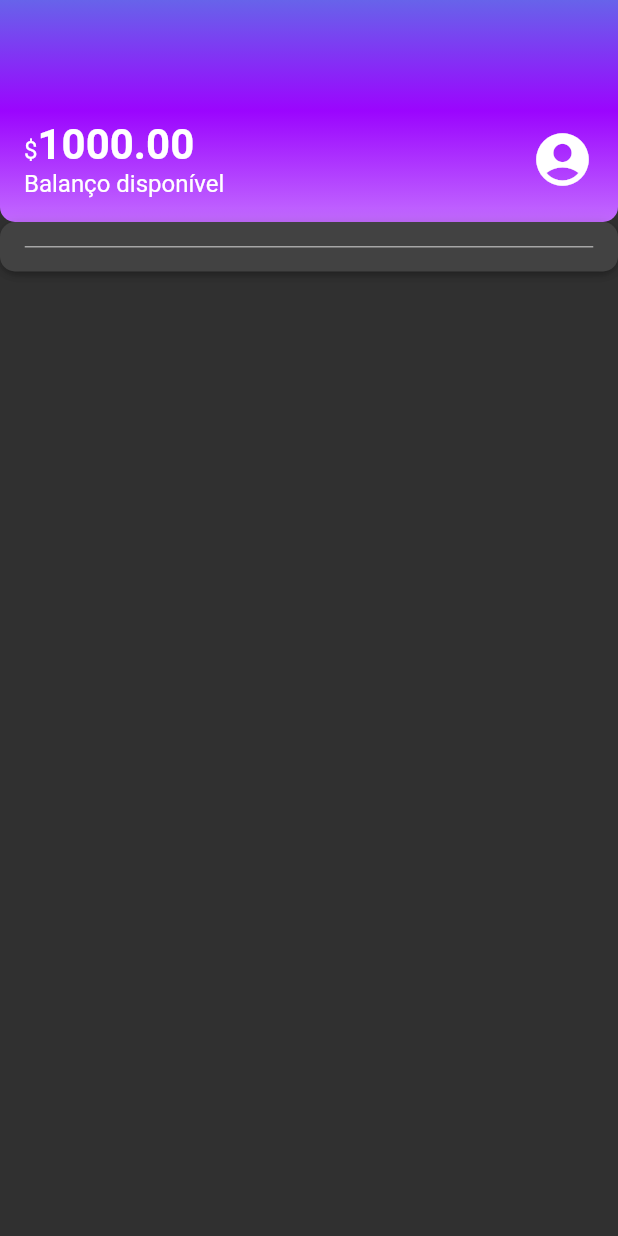
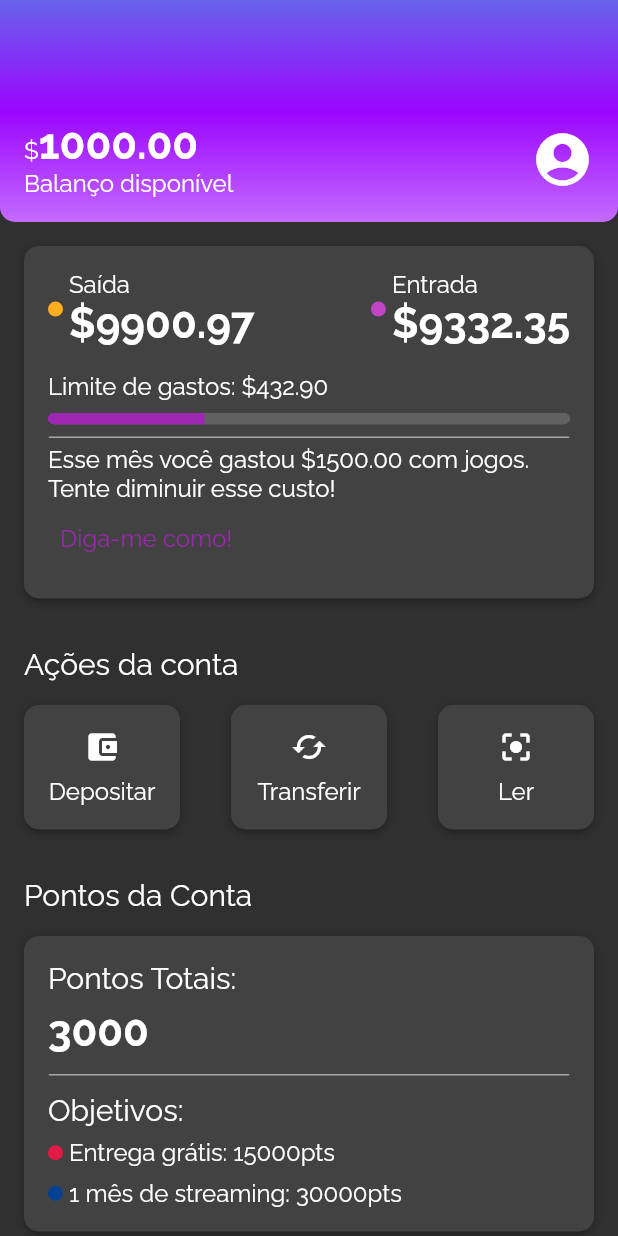
Before and after one commit to CaioReis29/alubank-layout, a Flutter app: the screen it shows after launch, on a phone screen of 412 x 824 dp. Run offline on Flutter 3.47's test engine with Material 2 defaults, Android fonts, the phone set to English and light mode, and no system bars.

Commit message:
finished-styled

```diff
--- a/lib/components/box_card.dart
+++ b/lib/components/box_card.dart
@@ -8,7 +8,7 @@ class BoxCard extends StatelessWidget {
 
    @override
    Widget build(BuildContext context) {
-       return Container(
+       return Ink(
           padding: const EdgeInsets.all(16),
           decoration: BoxDecoration(
             boxShadow: kElevationToShadow[3],
--- /dev/null
+++ b/lib/components/sections/accoount_actions.dart
@@ -0,0 +1,83 @@
+import 'package:alubank/components/box_card.dart';
+import 'package:flutter/material.dart';
+
+class AccoountActions extends StatelessWidget {
+  const AccoountActions({super.key});
+
+  @override
+  Widget build(BuildContext context) {
+    return Padding(
+      padding: const EdgeInsets.all(16),
+      child: Column(
+        crossAxisAlignment: CrossAxisAlignment.start,
+        children: [
+          Padding(
+            padding: const EdgeInsets.only(bottom: 16.0),
+            child: Text(
+              'Ações da conta',
+              style: Theme.of(context).textTheme.titleMedium,
+            ),
+          ),
+          Row(
+            mainAxisAlignment: MainAxisAlignment.spaceBetween,
+            children: [
+              InkWell(
+                onTap: (){},
+                child: const BoxCard(
+                  boxContent: _AccoountActionsContent(
+                    icon: Icon(Icons.account_balance_wallet),
+                    text: 'Depositar',
+                  ),
+                ),
+              ),
+              InkWell(
+                onTap: (){},
+                child: const BoxCard(
+                  boxContent: _AccoountActionsContent(
+                    icon: Icon(Icons.cached),
+                    text: 'Transferir',
+                  ),
+                ),
+              ),
+              InkWell(
+                onTap: (){},
+                child: const BoxCard(
+                  boxContent: _AccoountActionsContent(
+                    icon: Icon(Icons.center_focus_strong),
+                    text: 'Ler',
+                  ),
+                ),
+              ),
+            ],
+          ),
+        ],
+      ),
+    );
+  }
+}
+
+class _AccoountActionsContent extends StatelessWidget {
+  final Icon icon;
+  final String text;
+
+  const _AccoountActionsContent({
+    required this.icon,
+    required this.text,
+  });
+
+  @override
+  Widget build(BuildContext context) {
+    return SizedBox(
+      width: 72,
+      child: Column(
+        children: [
+          Padding(
+            padding: const EdgeInsets.only(bottom: 8),
+            child: icon,
+          ),
+          Text(text),
+        ],
+      ),
+    );
+  }
+}
--- /dev/null
+++ b/lib/components/sections/account_points.dart
@@ -0,0 +1,108 @@
+import 'package:alubank/components/box_card.dart';
+import 'package:alubank/components/color_dot.dart';
+import 'package:alubank/components/content_division.dart';
+import 'package:alubank/themes/themes_colors.dart';
+import 'package:flutter/material.dart';
+
+class AccountPoints extends StatelessWidget {
+  const AccountPoints({super.key});
+
+  @override
+  Widget build(BuildContext context) {
+    return Padding(
+      padding: const EdgeInsets.all(16),
+      child: Column(
+        crossAxisAlignment: CrossAxisAlignment.start,
+        children: [
+          Padding(
+            padding: const EdgeInsets.only(bottom: 16),
+            child: Text(
+              'Pontos da Conta',
+              style: Theme.of(context).textTheme.titleMedium,
+            ),
+          ),
+          const BoxCard(boxContent: _AccountPointsContent()),
+        ],
+      ),
+    );
+  }
+}
+
+class _AccountPointsContent extends StatelessWidget {
+  const _AccountPointsContent();
+
+  @override
+  Widget build(BuildContext context) {
+    return Column(
+      crossAxisAlignment: CrossAxisAlignment.start,
+      children: [
+        Padding(
+          padding: const EdgeInsets.only(bottom: 8.0),
+          child: Text(
+            'Pontos Totais:',
+            style: Theme.of(context).textTheme.titleMedium,
+          ),
+        ),
+        Text(
+          '3000',
+          style: Theme.of(context).textTheme.bodyLarge,
+        ),
+        const Padding(
+          padding: EdgeInsets.only(top: 8, bottom: 5),
+          child: Padding(
+            padding: EdgeInsets.only(bottom: 6.0, top: 4),
+            child: ContentDivision(),
+          ),
+        ),
+        Padding(
+          padding: const EdgeInsets.only(bottom: 8.0),
+          child: Text(
+            'Objetivos: ',
+            style: Theme.of(context).textTheme.titleMedium,
+          ),
+        ),
+        Row(
+          mainAxisAlignment: MainAxisAlignment.spaceBetween,
+          children: [
+            Padding(
+              padding: const EdgeInsets.only(bottom: 8.0),
+              child: Row(
+                children: [
+                  Padding(
+                    padding: const EdgeInsets.only(right: 4),
+                    child: ColorDot(color: ThemeColors.recentActivity['objective1']),
+                  ),
+                  const Column(
+                    crossAxisAlignment: CrossAxisAlignment.start,
+                    children: [
+                      Text('Entrega grátis: 15000pts'),
+                    ],
+                  ),
+                ],
+              ),
+            ),
+          ],
+        ),
+        Row(
+          mainAxisAlignment: MainAxisAlignment.spaceBetween,
+          children: [
+            Row(
+              children: [
+                Padding(
+                  padding: const EdgeInsets.only(right: 4),
+                  child: ColorDot(color: ThemeColors.recentActivity['objective2']),
+                ),
+                const Column(
+                  crossAxisAlignment: CrossAxisAlignment.start,
+                  children: [
+                    Text('1 mês de streaming: 30000pts'),
+                  ],
+                ),
+              ],
+            ),
+          ],
+        ),
+      ],
+    );
+  }
+}
--- /dev/null
+++ b/lib/components/sections/recent_activity.dart
@@ -0,0 +1,96 @@
+import 'package:alubank/components/box_card.dart';
+import 'package:alubank/components/color_dot.dart';
+import 'package:alubank/components/content_division.dart';
+import 'package:alubank/themes/themes_colors.dart';
+import 'package:flutter/material.dart';
+
+class RecentActivity extends StatelessWidget {
+  const RecentActivity({super.key});
+
+  @override
+  Widget build(BuildContext context) {
+    return const Padding(
+      padding: EdgeInsets.all(16),
+      child: BoxCard(boxContent: _RecentActivityContent()),
+    );
+  }
+}
+
+class _RecentActivityContent extends StatelessWidget {
+  const _RecentActivityContent();
+
+  @override
+  Widget build(BuildContext context) {
+    return Column(
+      crossAxisAlignment: CrossAxisAlignment.start,
+      children: [
+        Row(
+          mainAxisAlignment: MainAxisAlignment.spaceBetween,
+          children: [
+            Row(
+              children: [
+                Padding(
+                  padding: const EdgeInsets.only(right: 4.0),
+                  child: ColorDot(color: ThemeColors.recentActivity['spent']),
+                ),
+                Column(
+                  crossAxisAlignment: CrossAxisAlignment.start,
+                  children: [
+                    const Text('Saída'),
+                    Text(
+                      '\$9900.97',
+                      style: Theme.of(context).textTheme.bodyLarge,
+                    ),
+                  ],
+                )
+              ],
+            ),
+            Row(
+              children: [
+                Padding(
+                  padding: const EdgeInsets.only(right: 4.0),
+                  child: ColorDot(color: ThemeColors.recentActivity['income']),
+                ),
+                Column(
+                  crossAxisAlignment: CrossAxisAlignment.start,
+                  children: [
+                    const Text('Entrada'),
+                    Text(
+                      '\$9332.35',
+                      style: Theme.of(context).textTheme.bodyLarge,
+                    ),
+                  ],
+                )
+              ],
+            ),
+          ],
+        ),
+        const Padding(
+          padding: EdgeInsets.only(top: 16, bottom: 8),
+          child: Text('Limite de gastos: \$432.90'),
+        ),
+        Container(
+          clipBehavior: Clip.hardEdge,
+          decoration: BoxDecoration(
+            borderRadius: BorderRadius.circular(5)
+          ),
+          child: const LinearProgressIndicator(
+            value: 0.3,
+            minHeight: 8,
+          ),
+        ),
+        const Padding(
+          padding: EdgeInsets.only(top: 8, bottom: 5),
+          child: ContentDivision(),
+        ),
+        const Text('Esse mês você gastou \$1500.00 com jogos. Tente diminuir esse custo!'),
+        TextButton(onPressed: (){},
+        child: const Text(
+          'Diga-me como!',
+          style: TextStyle(fontSize: 16),
+          ),
+        ),
+      ],
+    );
+  }
+}
--- a/lib/screens/home_screen.dart
+++ b/lib/screens/home_screen.dart
@@ -1,6 +1,7 @@
-import 'package:alubank/components/box_card.dart';
-import 'package:alubank/components/content_division.dart';
+import 'package:alubank/components/sections/accoount_actions.dart';
+import 'package:alubank/components/sections/account_points.dart';
 import 'package:alubank/components/sections/header.dart';
+import 'package:alubank/components/sections/recent_activity.dart';
 import 'package:flutter/material.dart';
 
 class HomeScreen extends StatelessWidget {
@@ -9,14 +10,16 @@ class HomeScreen extends StatelessWidget {
 
    @override
    Widget build(BuildContext context) {
-       return Scaffold(
-           body: Column(
-             children: <Widget>[
-               const Header(),
-               BoxCard(
-                boxContent: const ContentDivision()
-                  )
-             ],
+       return const Scaffold(
+           body: SingleChildScrollView(
+             child: Column(
+               children: <Widget>[
+                 Header(),
+                 RecentActivity(),
+                 AccoountActions(),
+                 AccountPoints(),
+               ],
+             ),
            ),
        );
   }
--- a/lib/themes/my_theme.dart
+++ b/lib/themes/my_theme.dart
@@ -5,6 +5,7 @@ ThemeData myTheme = ThemeData(
   primarySwatch: ThemeColors.primaryColor,
   primaryColor: ThemeColors.primaryColor,
   brightness: Brightness.dark,
+  fontFamily: 'Raleway',
   textTheme: const TextTheme(
     bodyMedium: TextStyle(
       fontSize: 16,
@@ -13,5 +14,9 @@ ThemeData myTheme = ThemeData(
         fontSize: 28,
         fontWeight: FontWeight.bold,
       ),
+      titleMedium: TextStyle(
+        fontSize: 20,
+        fontWeight: FontWeight.normal,
+      ),
   ),
 );
--- a/lib/themes/themes_colors.dart
+++ b/lib/themes/themes_colors.dart
@@ -11,6 +11,8 @@ class ThemeColors {
   static const recentActivity = {
     'spent': Color.fromRGBO(255, 175, 29, 1.0),
     'income': Color.fromRGBO(191, 69, 198, 1.0),
+    'objective1': Color.fromRGBO(226, 26, 70, 1),
+    'objective2': Color.fromRGBO(4, 65, 146, 1),
 };
 
   static const division = Color.fromRGBO(166, 166, 166, 1.0);
```
Also changed, not shown: pubspec.yaml (+8 -1 lines), assets/fonts/Raleway-Bold.ttf (added), assets/fonts/Raleway-Regular.ttf (added), 1 other file.
